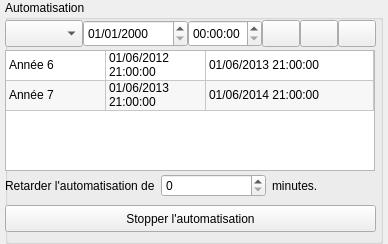
Qt form src/automationwidget.ui (cinemaouvert/OPP) before a commit.
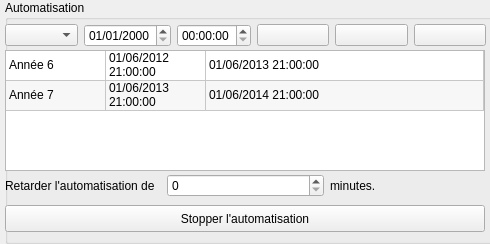
The same form after that commit. Icons and pictures are not drawn.

Commit message: Essai nouvelle taille widgets - Automation

Patch:
```diff
--- a/src/automationwidget.ui
+++ b/src/automationwidget.ui
@@ -6,7 +6,7 @@
    <rect>
     <x>0</x>
     <y>0</y>
-    <width>388</width>
+    <width>490</width>
     <height>244</height>
    </rect>
   </property>
@@ -18,7 +18,7 @@
     <rect>
      <x>5</x>
      <y>0</y>
-     <width>378</width>
+     <width>490</width>
      <height>244</height>
     </rect>
    </property>
@@ -30,7 +30,7 @@
      <rect>
       <x>0</x>
       <y>50</y>
-      <width>370</width>
+      <width>480</width>
       <height>121</height>
      </rect>
     </property>
@@ -131,7 +131,7 @@
      <rect>
       <x>0</x>
       <y>170</y>
-      <width>371</width>
+      <width>481</width>
       <height>31</height>
      </rect>
     </property>
@@ -160,7 +160,7 @@
      <rect>
       <x>0</x>
       <y>205</y>
-      <width>371</width>
+      <width>480</width>
       <height>27</height>
      </rect>
     </property>
@@ -168,65 +168,31 @@
      <string>Stopper l'automatisation</string>
     </property>
    </widget>
+   <widget class="QWidget" name="horizontalLayoutWidget">
+    <property name="geometry">
+     <rect>
+      <x>0</x>
+      <y>20</y>
+      <width>481</width>
+      <height>31</height>
+     </rect>
+    </property>
+    <layout class="QHBoxLayout" name="horizontalLayout">
+     <item>
+      <widget class="QComboBox" name="comboBox"/>
+     </item>
+     <item>
    <widget class="QDateEdit" name="dateEdit">
-    <property name="geometry">
-     <rect>
-      <x>78</x>
-      <y>20</y>
-      <width>105</width>
-      <height>27</height>
-     </rect>
-    </property>
     <property name="displayFormat">
      <string>dd/MM/yyyy</string>
     </property>
    </widget>
-   <widget class="QTimeEdit" name="timeEdit">
-    <property name="geometry">
-     <rect>
-      <x>183</x>
-      <y>20</y>
-      <width>74</width>
-      <height>27</height>
-     </rect>
-    </property>
-   </widget>
-   <widget class="QComboBox" name="comboBox">
-    <property name="geometry">
-     <rect>
-      <x>0</x>
-      <y>20</y>
-      <width>78</width>
-      <height>27</height>
-     </rect>
-    </property>
-   </widget>
-   <widget class="QPushButton" name="pushButton">
-    <property name="geometry">
-     <rect>
-      <x>295</x>
-      <y>20</y>
-      <width>38</width>
-      <height>27</height>
-     </rect>
-    </property>
-    <property name="text">
-     <string/>
-    </property>
-    <property name="icon">
-     <iconset>
-      <normaloff>../../opp-build-desktop-Qt_4_8_3_dans_le_PATH__Syst_me__Release/icons/icon_delete.png</normaloff>../../opp-build-desktop-Qt_4_8_3_dans_le_PATH__Syst_me__Release/icons/icon_delete.png</iconset>
-    </property>
-   </widget>
+     </item>
+     <item>
+      <widget class="QTimeEdit" name="timeEdit"/>
+     </item>
+     <item>
    <widget class="QPushButton" name="pushButton_3">
-    <property name="geometry">
-     <rect>
-      <x>257</x>
-      <y>20</y>
-      <width>38</width>
-      <height>27</height>
-     </rect>
-    </property>
     <property name="text">
      <string/>
     </property>
@@ -235,15 +201,9 @@
       <normaloff>../../opp-build-desktop-Qt_4_8_3_dans_le_PATH__Syst_me__Release/icons/icon_plus.png</normaloff>../../opp-build-desktop-Qt_4_8_3_dans_le_PATH__Syst_me__Release/icons/icon_plus.png</iconset>
     </property>
    </widget>
+     </item>
+     <item>
    <widget class="QPushButton" name="pushButton_2">
-    <property name="geometry">
-     <rect>
-      <x>333</x>
-      <y>20</y>
-      <width>38</width>
-      <height>27</height>
-     </rect>
-    </property>
     <property name="text">
      <string/>
     </property>
@@ -251,6 +211,20 @@
      <iconset>
       <normaloff>../../opp-build-desktop-Qt_4_8_3_dans_le_PATH__Syst_me__Release/icons/icon_settings.png</normaloff>../../opp-build-desktop-Qt_4_8_3_dans_le_PATH__Syst_me__Release/icons/icon_settings.png</iconset>
     </property>
+      </widget>
+     </item>
+     <item>
+      <widget class="QPushButton" name="pushButton">
+       <property name="text">
+        <string/>
+       </property>
+       <property name="icon">
+        <iconset>
+         <normaloff>../../opp-build-desktop-Qt_4_8_3_dans_le_PATH__Syst_me__Release/icons/icon_delete.png</normaloff>../../opp-build-desktop-Qt_4_8_3_dans_le_PATH__Syst_me__Release/icons/icon_delete.png</iconset>
+       </property>
+      </widget>
+     </item>
+    </layout>
    </widget>
   </widget>
  </widget>
```
Lines whose indentation alone changed are shown as unchanged.
